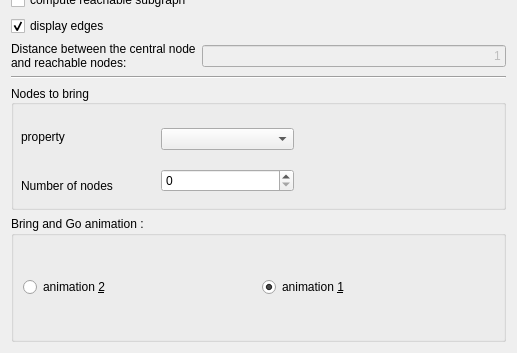
This is plugins/interactor/NeighborhoodHighlighter/NeighborhoodHighlighterConfigWidget.ui in Tulip-Dev/tulip as Qt 5 draws it before an edit; both pictures show x 0 to 517 and y 153 to 506 of the 517 by 506 pixel window. The edited form follows.
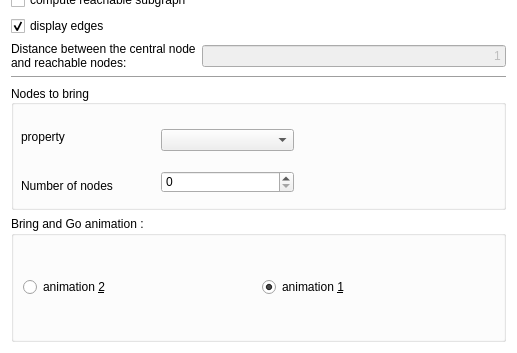
This is the edited form.

Commit message: ensure white background for interactors dialogs

```diff
--- a/plugins/interactor/NeighborhoodHighlighter/NeighborhoodHighlighterConfigWidget.ui
+++ b/plugins/interactor/NeighborhoodHighlighter/NeighborhoodHighlighterConfigWidget.ui
@@ -19,6 +19,11 @@
   <property name="windowTitle">
    <string>Form</string>
   </property>
+  <property name="styleSheet">
+    <string notr="true">
+      #NeighborhoodHighlighterConfigWidgetData { background-color: white; }
+    </string>
+  </property>
   <layout class="QVBoxLayout" name="verticalLayout_2">
    <item>
     <widget class="QGroupBox" name="groupBox">
```
The commit also changes 2 other files.
